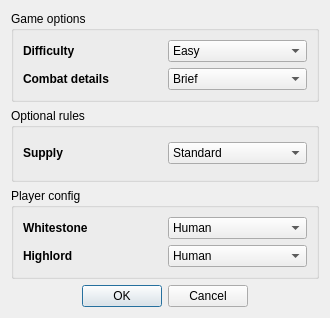
Old version of the form ui/config_dialog.ui in the repository RedT0ny/Dragons-of-Glory.
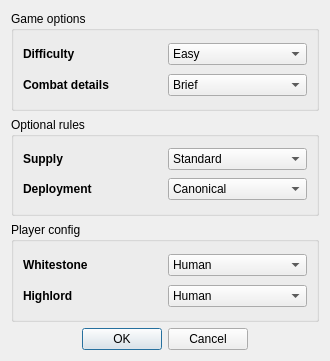
New version of the form.

Commit message: Adding deployment option in gui for future implementation. Canonical: As per the books. Manual: All counters are deployed manually.

The edit to the form file:
```diff
--- a/ui/config_dialog.ui
+++ b/ui/config_dialog.ui
@@ -7,7 +7,7 @@
     <x>0</x>
     <y>0</y>
     <width>330</width>
-    <height>318</height>
+    <height>361</height>
    </rect>
   </property>
   <property name="windowTitle">
@@ -183,6 +183,32 @@
         </item>
        </widget>
       </item>
+      <item row="1" column="0">
+       <widget class="QLabel" name="depLabel">
+        <property name="font">
+         <font>
+          <bold>true</bold>
+         </font>
+        </property>
+        <property name="text">
+         <string>Deployment</string>
+        </property>
+       </widget>
+      </item>
+      <item row="1" column="1">
+       <widget class="QComboBox" name="depComboBox">
+        <item>
+         <property name="text">
+          <string>Canonical</string>
+         </property>
+        </item>
+        <item>
+         <property name="text">
+          <string>Manual</string>
+         </property>
+        </item>
+       </widget>
+      </item>
      </layout>
     </widget>
    </item>
```
